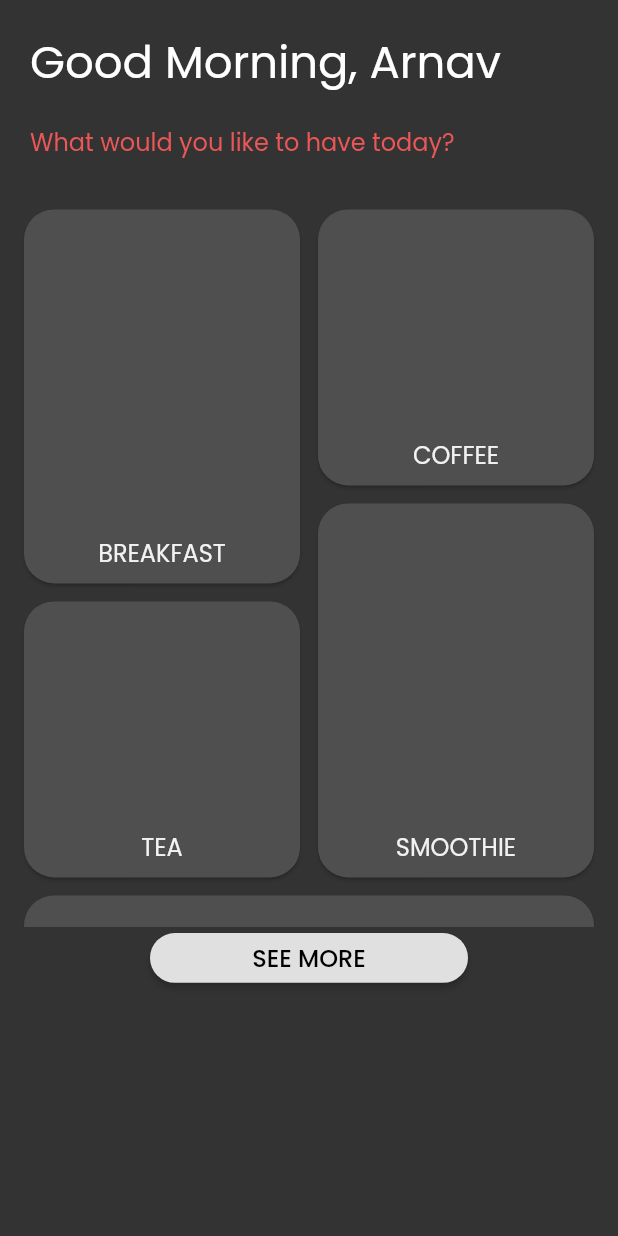
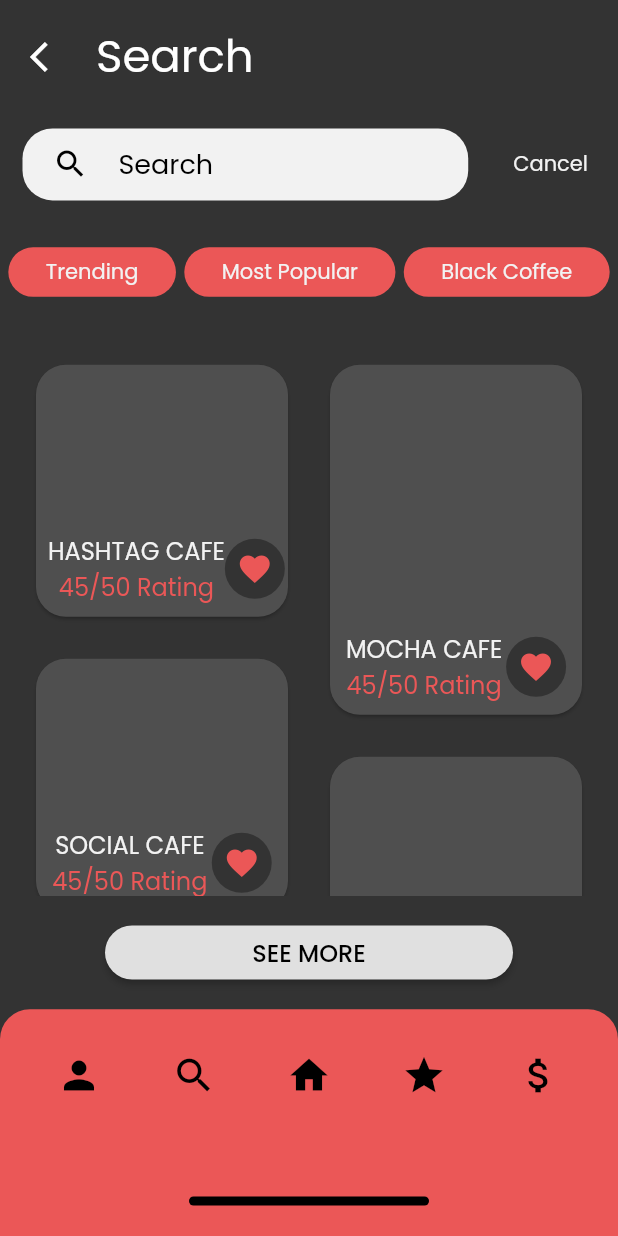
Before and after one commit to codenameakshay/cofista-ui, a Flutter app: the screen it shows after launch, on a phone screen of 412 x 824 dp. Run offline on Flutter 3.47's test engine with Material 2 defaults, Android fonts, the phone set to English and light mode, and no system bars; our stand-ins replace font_awesome_flutter, google_fonts.

Commit message:
Added Search Page

```diff
--- a/lib/main.dart
+++ b/lib/main.dart
@@ -1,5 +1,6 @@
 import 'package:cofista/screens/homescreen.dart';
 import 'package:cofista/screens/register.dart';
+import 'package:cofista/screens/search.dart';
 import 'package:cofista/screens/signin.dart';
 import 'package:flutter/material.dart';
 import 'package:flutter/services.dart';
@@ -20,7 +21,7 @@ class MyApp extends StatelessWidget {
         primarySwatch: Colors.red,
         visualDensity: VisualDensity.adaptivePlatformDensity,
       ),
-      home: HomeScreen(title: 'Cofista'),
+      home: Search(),
     );
   }
 }
--- /dev/null
+++ b/lib/screens/search.dart
@@ -0,0 +1,224 @@
+import 'package:cofista/ui/bottomnav.dart';
+import 'package:flutter/material.dart';
+import 'package:flutter_staggered_grid_view/flutter_staggered_grid_view.dart';
+import 'package:google_fonts/google_fonts.dart';
+
+class Search extends StatefulWidget {
+  @override
+  _SearchState createState() => _SearchState();
+}
+
+class _SearchState extends State<Search> {
+  List<StaggeredTile> _staggeredTiles = const <StaggeredTile>[
+    const StaggeredTile.count(3, 3),
+    const StaggeredTile.count(3, 4),
+    const StaggeredTile.count(3, 3),
+    const StaggeredTile.count(3, 3),
+  ];
+  List<Widget> _tiles = const <Widget>[
+    const _Example01Tile("HASHTAG CAFE"),
+    const _Example01Tile("MOCHA CAFE"),
+    const _Example01Tile("SOCIAL CAFE"),
+    const _Example01Tile("AMBIENCE CAFE"),
+  ];
+  @override
+  Widget build(BuildContext context) {
+    return Scaffold(
+      backgroundColor: Color(0xFF333333),
+      body: SafeArea(
+        child: Column(
+          children: <Widget>[
+            Expanded(
+              flex: 1,
+              child: Row(
+                children: <Widget>[
+                  Padding(
+                    padding: const EdgeInsets.fromLTRB(8, 0, 8, 0),
+                    child: IconButton(
+                        icon: Icon(
+                          Icons.arrow_back_ios,
+                          color: Colors.white,
+                        ),
+                        onPressed: null),
+                  ),
+                  Text(
+                    "Search",
+                    style:
+                        GoogleFonts.poppins(fontSize: 30, color: Colors.white),
+                  ),
+                ],
+              ),
+            ),
+            Row(
+              children: <Widget>[
+                Expanded(
+                  flex: 1,
+                  child: Container(
+                    margin: EdgeInsets.fromLTRB(15, 10, 15, 10),
+                    decoration: BoxDecoration(
+                      borderRadius: BorderRadius.circular(20),
+                      color: Color(0xFFF2F2F2),
+                    ),
+                    child: Row(
+                      children: <Widget>[
+                        Padding(
+                          padding: const EdgeInsets.fromLTRB(8, 0, 8, 0),
+                          child: IconButton(
+                              icon: Icon(
+                                Icons.search,
+                                color: Colors.black,
+                              ),
+                              onPressed: null),
+                        ),
+                        Text(
+                          "Search",
+                          style: GoogleFonts.poppins(
+                              fontSize: 18, color: Colors.black),
+                        ),
+                      ],
+                    ),
+                  ),
+                ),
+                Padding(
+                  padding: const EdgeInsets.fromLTRB(15, 20, 20, 20),
+                  child: Text(
+                    "Cancel",
+                    style: GoogleFonts.poppins(color: Color(0xFFF2F2F2)),
+                  ),
+                )
+              ],
+            ),
+            Expanded(
+              flex: 1,
+              child: Row(
+                mainAxisAlignment: MainAxisAlignment.spaceEvenly,
+                children: <Widget>[
+                  Container(
+                    decoration: BoxDecoration(
+                      borderRadius: BorderRadius.circular(20),
+                      color: Color(0xFFEB5757),
+                    ),
+                    child: Padding(
+                      padding: EdgeInsets.fromLTRB(25, 6, 25, 6),
+                      child: Text(
+                        "Trending",
+                        style: GoogleFonts.poppins(color: Color(0xFFF2F2F2)),
+                      ),
+                    ),
+                  ),
+                  Container(
+                    decoration: BoxDecoration(
+                      borderRadius: BorderRadius.circular(20),
+                      color: Color(0xFFEB5757),
+                    ),
+                    child: Padding(
+                      padding: EdgeInsets.fromLTRB(25, 6, 25, 6),
+                      child: Text(
+                        "Most Popular",
+                        style: GoogleFonts.poppins(color: Color(0xFFF2F2F2)),
+                      ),
+                    ),
+                  ),
+                  Container(
+                    decoration: BoxDecoration(
+                      borderRadius: BorderRadius.circular(20),
+                      color: Color(0xFFEB5757),
+                    ),
+                    child: Padding(
+                      padding: EdgeInsets.fromLTRB(25, 6, 25, 6),
+                      child: Text(
+                        "Black Coffee",
+                        style: GoogleFonts.poppins(color: Color(0xFFF2F2F2)),
+                      ),
+                    ),
+                  )
+                ],
+              ),
+            ),
+            Expanded(
+              flex: 5,
+              child: Container(
+                child: StaggeredGridView.count(
+                  crossAxisCount: 6,
+                  staggeredTiles: _staggeredTiles,
+                  children: _tiles,
+                  crossAxisSpacing: 20,
+                  mainAxisSpacing: 20,
+                  padding: EdgeInsets.all(20),
+                ),
+              ),
+            ),
+            Expanded(
+                flex: 1,
+                child: Row(
+                  children: [
+                    Expanded(
+                      child: Padding(
+                        padding: const EdgeInsets.symmetric(
+                            vertical: 4, horizontal: 70),
+                        child: RaisedButton(
+                          shape: StadiumBorder(),
+                          onPressed: () {},
+                          child: Text("SEE MORE",
+                              style: GoogleFonts.poppins(
+                                  fontSize: 16, color: Color(0xFF000000))),
+                        ),
+                      ),
+                    )
+                  ],
+                )),
+            Expanded(
+              flex: 2,
+              child: NavBar(),
+            ),
+          ],
+        ),
+      ),
+    );
+  }
+}
+
+class _Example01Tile extends StatelessWidget {
+  const _Example01Tile(this.cardText);
+  final String cardText;
+
+  @override
+  Widget build(BuildContext context) {
+    return new Card(
+      shape: RoundedRectangleBorder(borderRadius: BorderRadius.circular(20)),
+      color: Color(0xFF4F4F4F),
+      child: new InkWell(
+          onTap: () {},
+          child: Column(
+            mainAxisAlignment: MainAxisAlignment.end,
+            children: [
+              Padding(
+                padding: const EdgeInsets.all(8.0),
+                child: Row(
+                  mainAxisAlignment: MainAxisAlignment.spaceEvenly,
+                  children: <Widget>[
+                    Column(
+                      children: <Widget>[
+                        Text(cardText,
+                            style: GoogleFonts.poppins(
+                                fontSize: 16, color: Color(0xFFF2F2F2))),
+                        Text("45/50 Rating",
+                            style: GoogleFonts.poppins(
+                                fontSize: 16, color: Color(0xFFEB5757))),
+                      ],
+                    ),
+                    CircleAvatar(
+                      backgroundColor: Color(0xFF333333),
+                      child: Icon(
+                        Icons.favorite,
+                        color: Color(0xFFEB5757),
+                      ),
+                    )
+                  ],
+                ),
+              )
+            ],
+          )),
+    );
+  }
+}
```
Also changed, not shown: pubspec.lock.
